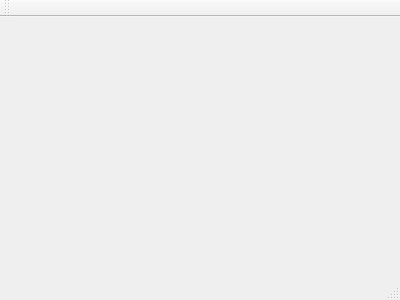
This is student/06/timer/mainwindow.ui in suvikristiin/programming3 as Qt 5 draws it before an edit. The edited form follows.
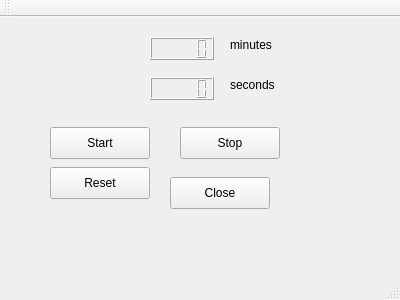
This is the edited form.

```diff
--- a/student/06/timer/mainwindow.ui
+++ b/student/06/timer/mainwindow.ui
@@ -12,13 +12,127 @@
   <property name="windowTitle" >
    <string>MainWindow</string>
   </property>
-  <widget class="QMenuBar" name="menuBar" />
-  <widget class="QToolBar" name="mainToolBar" />
-  <widget class="QWidget" name="centralWidget" />
-  <widget class="QStatusBar" name="statusBar" />
+  <widget class="QWidget" name="centralWidget">
+   <widget class="QLCDNumber" name="lcdNumberMin">
+    <property name="geometry">
+     <rect>
+      <x>150</x>
+      <y>20</y>
+      <width>64</width>
+      <height>23</height>
+     </rect>
+    </property>
+   </widget>
+   <widget class="QLCDNumber" name="lcdNumberSec">
+    <property name="geometry">
+     <rect>
+      <x>150</x>
+      <y>60</y>
+      <width>64</width>
+      <height>23</height>
+     </rect>
+    </property>
+   </widget>
+   <widget class="QLabel" name="label">
+    <property name="geometry">
+     <rect>
+      <x>230</x>
+      <y>20</y>
+      <width>58</width>
+      <height>16</height>
+     </rect>
+    </property>
+    <property name="text">
+     <string>minutes</string>
+    </property>
+   </widget>
+   <widget class="QLabel" name="label_2">
+    <property name="geometry">
+     <rect>
+      <x>230</x>
+      <y>60</y>
+      <width>58</width>
+      <height>16</height>
+     </rect>
+    </property>
+    <property name="text">
+     <string>seconds</string>
+    </property>
+   </widget>
+   <widget class="QPushButton" name="startButton">
+    <property name="geometry">
+     <rect>
+      <x>50</x>
+      <y>110</y>
+      <width>100</width>
+      <height>32</height>
+     </rect>
+    </property>
+    <property name="text">
+     <string>Start</string>
+    </property>
+   </widget>
+   <widget class="QPushButton" name="resetButton">
+    <property name="geometry">
+     <rect>
+      <x>50</x>
+      <y>150</y>
+      <width>100</width>
+      <height>32</height>
+     </rect>
+    </property>
+    <property name="text">
+     <string>Reset</string>
+    </property>
+   </widget>
+   <widget class="QPushButton" name="stopButton">
+    <property name="geometry">
+     <rect>
+      <x>180</x>
+      <y>110</y>
+      <width>100</width>
+      <height>32</height>
+     </rect>
+    </property>
+    <property name="text">
+     <string>Stop</string>
+    </property>
+   </widget>
+   <widget class="QPushButton" name="closeButton">
+    <property name="geometry">
+     <rect>
+      <x>170</x>
+      <y>160</y>
+      <width>100</width>
+      <height>32</height>
+     </rect>
+    </property>
+    <property name="text">
+     <string>Close</string>
+    </property>
+   </widget>
+  </widget>
+  <widget class="QMenuBar" name="menuBar">
+   <property name="geometry">
+    <rect>
+     <x>0</x>
+     <y>0</y>
+     <width>400</width>
+     <height>24</height>
+    </rect>
+   </property>
+  </widget>
+  <widget class="QToolBar" name="mainToolBar">
+   <attribute name="toolBarArea">
+    <enum>TopToolBarArea</enum>
+   </attribute>
+   <attribute name="toolBarBreak">
+    <bool>false</bool>
+   </attribute>
+  </widget>
+  <widget class="QStatusBar" name="statusBar"/>
  </widget>
- <layoutDefault spacing="6" margin="11" />
- <pixmapfunction></pixmapfunction>
+ <layoutdefault spacing="6" margin="11"/>
  <resources/>
  <connections/>
 </ui>
```
Left out of the diff: 26 changed lines with no effect on the pictures.
